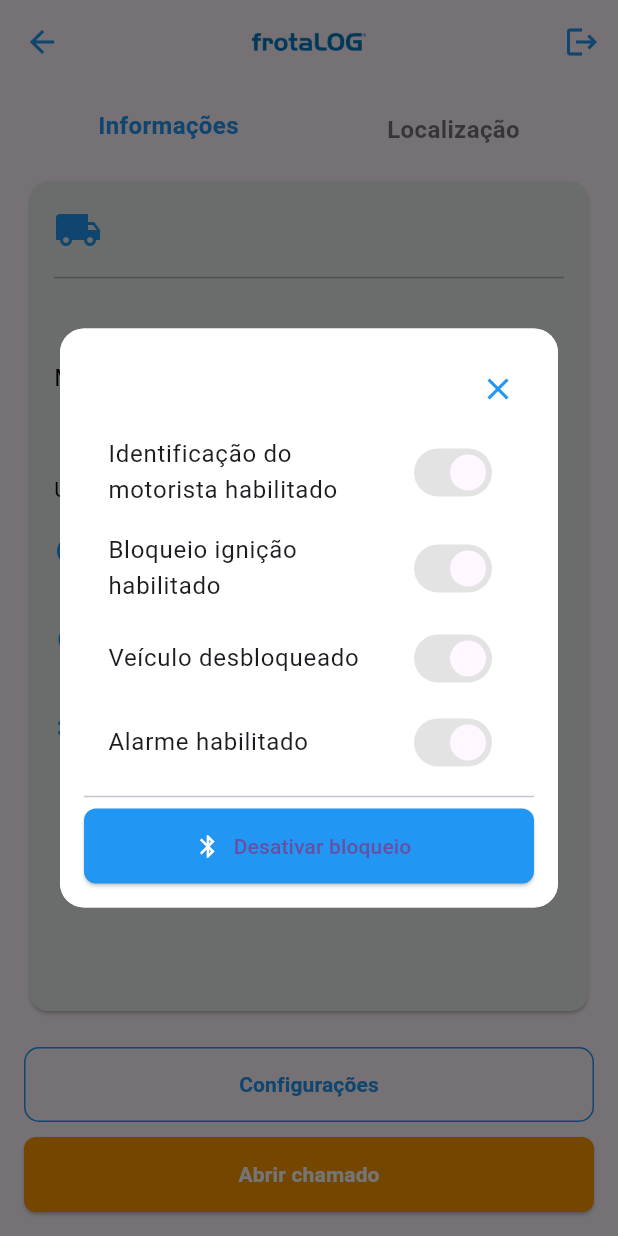
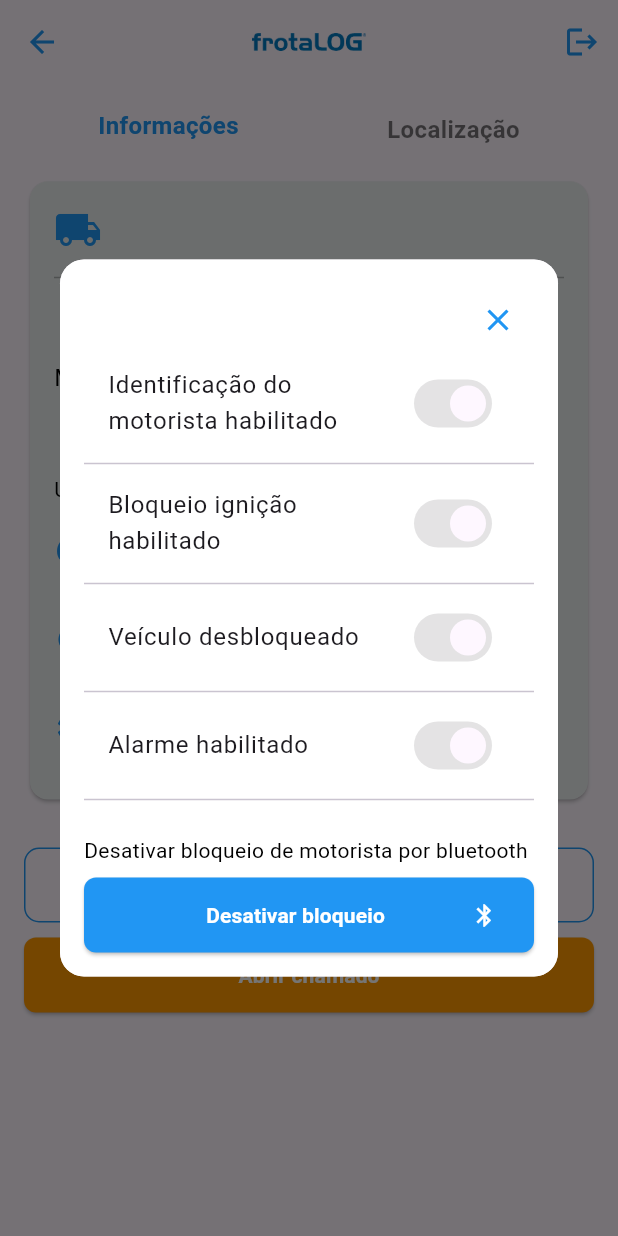
Before and after one commit to kevinwsouza/gio_pvt_project, a Flutter app: the DetailsScreenPage screen opened directly with empty values, after a tap on "Configurações", on a phone screen of 412 x 824 dp. Run offline on Flutter 3.47's test engine with Material 3 defaults, Android fonts, the phone set to English and light mode, and no system bars; our stand-ins replace flutter_bloc, flutter_blue_plus, flutter_svg, go_router.

Commit message:
bluetooth initial commit

```diff
--- a/lib/app/features/detail screen/presenter/bloc/details_screen_state.dart
+++ b/lib/app/features/detail screen/presenter/bloc/details_screen_state.dart
@@ -2,8 +2,17 @@ sealed class DetailsScreenState {}
 
 final class DetailsScreenInitialState extends DetailsScreenState {}
 
-final class DetailsScreenLoading extends DetailsScreenState {}
+final class DetailsScreenLoading extends DetailsScreenState {
+  final String? message;
+  DetailsScreenLoading({this.message});
+}
 
-final class DetailsScreenErrorState extends DetailsScreenState {}
+final class DetailsScreenErrorState extends DetailsScreenState {
+  final String message;
+  DetailsScreenErrorState({required this.message});
+}
 
-final class DetailsScreenSuccessState extends DetailsScreenState {}
+final class DetailsScreenSuccessState extends DetailsScreenState {
+  final String message;
+  DetailsScreenSuccessState({required this.message});
+}
--- a/lib/app/features/detail screen/presenter/pages/details_screen_page.dart
+++ b/lib/app/features/detail screen/presenter/pages/details_screen_page.dart
@@ -1,8 +1,11 @@
 import 'package:flutter/material.dart';
+import 'package:flutter_bloc/flutter_bloc.dart';
 import '../../../../shared/components/custom_app_bar.dart';
 import '../../../../shared/components/frota_config_card.dart';
 import '../../../../shared/components/frota_details_card.dart';
 import '../../../../shared/mocks/vehicle_model.dart';
+import '../bloc/details_screen_controller.dart';
+import '../bloc/details_screen_state.dart';
 
 class DetailsScreenPage extends StatelessWidget {
   final Vehicle vehicle;
@@ -11,7 +14,39 @@ class DetailsScreenPage extends StatelessWidget {
 
   @override
   Widget build(BuildContext context) {
-    return Scaffold(
+    return BlocListener<DetailsScreenController, DetailsScreenState>(
+      listener: (context, state) {
+        if (state is DetailsScreenLoading) {
+          // Exibe um indicador de carregamento
+          showDialog(
+            context: context,
+            barrierDismissible: false,
+            builder: (_) => Center(
+              child: Column(
+                mainAxisSize: MainAxisSize.min,
+                children: [
+                  const CircularProgressIndicator(),
+                  if (state.message != null) ...[
+                    const SizedBox(height: 16.0),
+                    Text(state.message!),
+                  ],
+                ],
+              ),
+            ),
+          );
+        } else if (state is DetailsScreenSuccessState) {
+          Navigator.of(context).pop(); // Fecha o indicador de carregamento
+          ScaffoldMessenger.of(context).showSnackBar(
+            SnackBar(content: Text(state.message)),
+          );
+        } else if (state is DetailsScreenErrorState) {
+          Navigator.of(context).pop(); // Fecha o indicador de carregamento
+          ScaffoldMessenger.of(context).showSnackBar(
+            SnackBar(content: Text(state.message)),
+          );
+        }
+      },
+      child: Scaffold(
         appBar: const CustomAppBar(
           showBackButton: true, // Mostra o botão de voltar
           showLogoutButton: true, // Mostra o botão de logout
@@ -58,8 +93,11 @@ class DetailsScreenPage extends StatelessWidget {
                 ],
               ),
               const SizedBox(height: 16.0),
-            // Substituir o card pelo componente FrotaCardDetails
-            Expanded(
+              Align(
+                alignment: Alignment.centerRight, // Alinha o card à direita
+                child: Padding(
+                  padding: const EdgeInsets.only(
+                      bottom: 8.0), // Ajusta o bottom do card
                   child: FrotaCardDetails(
                     title: vehicle.title,
                     status: vehicle.status,
@@ -71,6 +109,7 @@ class DetailsScreenPage extends StatelessWidget {
                     rpm: '${vehicle.rpm}',
                   ),
                 ),
+              ),
               const SizedBox(height: 20.0),
               // Botões
               Column(
@@ -80,13 +119,25 @@ class DetailsScreenPage extends StatelessWidget {
                       // Exibe a modal de configurações
                       showDialog(
                         context: context,
-                      barrierDismissible: false, // Desabilita cliques fora da modal
-                      builder: (context) => const FrotaConfigCard(),
+                        barrierDismissible:
+                            false, // Desabilita cliques fora da modal
+                        builder: (dialogContext) => BlocProvider.value(
+                          value: context.read<DetailsScreenController>(),
+                          child: FrotaConfigCard(
+                            onPressed: () {
+                              // Chama o pareamento Bluetooth
+                              dialogContext
+                                  .read<DetailsScreenController>()
+                                  .startBluetoothPairing();
+                            },
+                          ),
+                        ),
                       );
                     },
                     style: OutlinedButton.styleFrom(
                       minimumSize: const Size(double.infinity, 50),
-                    side: const BorderSide(color: Colors.blue), // Linha de borda azul
+                      side: const BorderSide(
+                          color: Colors.blue), // Linha de borda azul
                       shape: RoundedRectangleBorder(
                         borderRadius: BorderRadius.circular(10.0),
                       ),
@@ -124,6 +175,7 @@ class DetailsScreenPage extends StatelessWidget {
             ],
           ),
         ),
+      ),
     );
   }
 }
--- a/lib/app/shared/components/frota_config_card.dart
+++ b/lib/app/shared/components/frota_config_card.dart
@@ -1,7 +1,9 @@
 import 'package:flutter/material.dart';
 
 class FrotaConfigCard extends StatelessWidget {
-  const FrotaConfigCard({super.key});
+  final VoidCallback onPressed; // Callback para a ação do botão
+
+  const FrotaConfigCard({super.key, required this.onPressed});
 
   @override
   Widget build(BuildContext context) {
@@ -36,32 +38,61 @@ class FrotaConfigCard extends StatelessWidget {
               title: Text('Identificação do motorista habilitado'),
               trailing: Switch(value: true, onChanged: null),
             ),
+            const Divider(), // Linha entre os switches
             const ListTile(
               title: Text('Bloqueio ignição habilitado'),
               trailing: Switch(value: true, onChanged: null),
             ),
+            const Divider(), // Linha entre os switches
             const ListTile(
               title: Text('Veículo desbloqueado'),
               trailing: Switch(value: true, onChanged: null),
             ),
+            const Divider(), // Linha entre os switches
             const ListTile(
               title: Text('Alarme habilitado'),
               trailing: Switch(value: true, onChanged: null),
             ),
             const Divider(),
+            // Texto acima do botão
+            const Padding(
+              padding: EdgeInsets.only(
+                  top: 16.0, bottom: 8.0), // Aumenta o espaçamento
+              child: Text(
+                'Desativar bloqueio de motorista por bluetooth',
+                style: TextStyle(
+                  fontSize: 14.0,
+                  color: Colors.black, // Texto preto
+                ),
+              ),
+            ),
             // Botão de ação
-            ElevatedButton.icon(
-              onPressed: () {
-                // Ação para desativar bloqueio
-              },
-              icon: const Icon(Icons.bluetooth, color: Colors.white),
-              label: const Text('Desativar bloqueio'),
+            ElevatedButton(
+              onPressed: onPressed, // Ação definida na tela
               style: ElevatedButton.styleFrom(
                 backgroundColor: Colors.blue,
                 minimumSize: const Size(double.infinity, 50),
                 shape: RoundedRectangleBorder(
                   borderRadius: BorderRadius.circular(8.0),
                 ),
+              ),
+              child: Row(
+                children: [
+                  // Espaço vazio para empurrar o texto para o centro
+                  const Spacer(),
+                  // Texto centralizado
+                  const Text(
+                    'Desativar bloqueio',
+                    style: TextStyle(
+                      color: Colors.white, // Texto branco
+                      fontWeight: FontWeight.bold,
+                    ),
+                  ),
+                  // Espaço vazio para empurrar o ícone para o lado direito
+                  const Spacer(),
+                  // Ícone alinhado à direita
+                  const Icon(Icons.bluetooth, color: Colors.white),
+                ],
               ),
             ),
           ],
--- a/lib/app/shared/routes/routes.dart
+++ b/lib/app/shared/routes/routes.dart
@@ -5,8 +5,12 @@ import 'package:frotalog_gestor_v2/app/features/Login/presenter/pages/login_page
 import 'package:frotalog_gestor_v2/splash_screen.dart';
 import 'package:go_router/go_router.dart';
 
+import '../../features/detail screen/presenter/bloc/details_screen_controller.dart';
+import '../../features/detail screen/presenter/bloc/details_screen_state.dart';
+import '../../features/detail screen/presenter/pages/details_screen_page.dart';
 import '../../features/home screen/presenter/bloc/home_screen_controller.dart';
 import '../../features/home screen/presenter/pages/home_screen_page.dart';
+import '../mocks/vehicle_model.dart';
 
 final routes = GoRouter(routes: [
   GoRoute(
@@ -35,5 +39,17 @@ final routes = GoRouter(routes: [
           child: const HomeScreenPage(),
           )
       )
-  )
+  ),
+  GoRoute(
+  path: '/details',
+  pageBuilder: (context, state) {
+    final vehicle = state.extra as Vehicle;
+    return MaterialPage(
+      child: BlocProvider(
+        create: (_) => DetailsScreenController(DetailsScreenInitialState()),
+        child: DetailsScreenPage(vehicle: vehicle),
+      ),
+    );
+  },
+),
 ]);
--- a/pubspec.yaml
+++ b/pubspec.yaml
@@ -40,7 +40,7 @@ dependencies:
   http: ^1.3.0
   flutter_svg: ^2.0.17
   flutter_map: ^8.1.1
-  connectivity_plus: ^6.1.3
+  flutter_blue_plus: ^1.3.2
 
 dev_dependencies:
   flutter_test:
```
Also changed, not shown: lib/app/features/detail screen/presenter/bloc/details_screen_controller.dart (+57 -5 lines), lib/app/features/home screen/presenter/pages/home_screen_page.dart (+53 -15 lines), pubspec.lock, 3 other files. Lines whose indentation alone changed are shown as unchanged.
